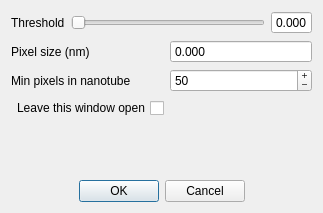
The window that manualanalysisconfig.ui (PeeKayChonkster/QtNanotubeAnalysis) describes before a commit, drawn with Qt 5.
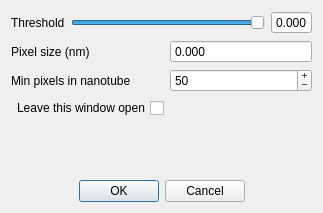
The same window after the commit.

Diff of the .ui file:
```diff
--- a/manualanalysisconfig.ui
+++ b/manualanalysisconfig.ui
@@ -35,7 +35,10 @@
      <item>
       <widget class="QSlider" name="thresholdSlider">
        <property name="maximum">
-        <number>10000</number>
+        <number>1000</number>
+       </property>
+       <property name="value">
+        <number>1000</number>
        </property>
        <property name="orientation">
         <enum>Qt::Horizontal</enum>
```
